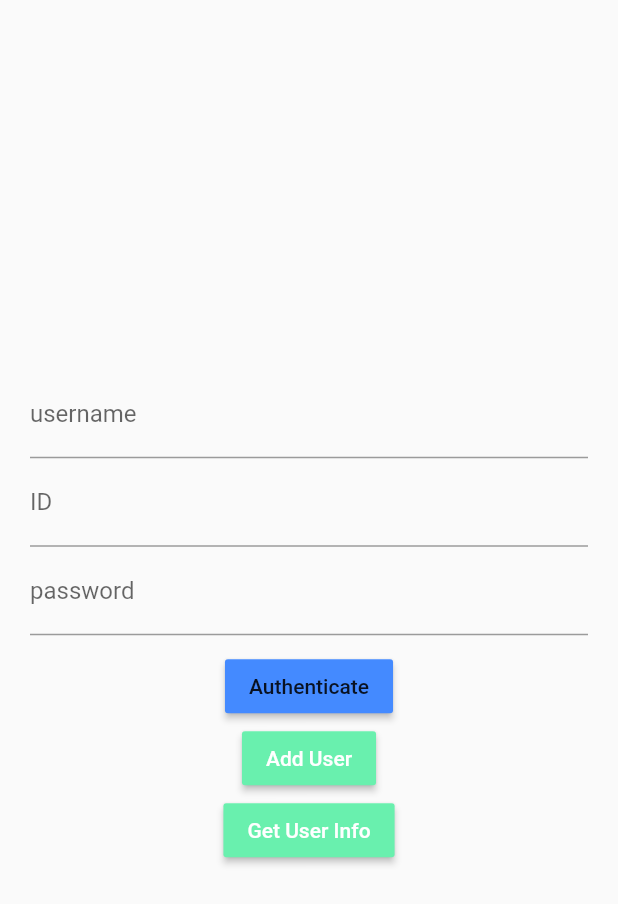
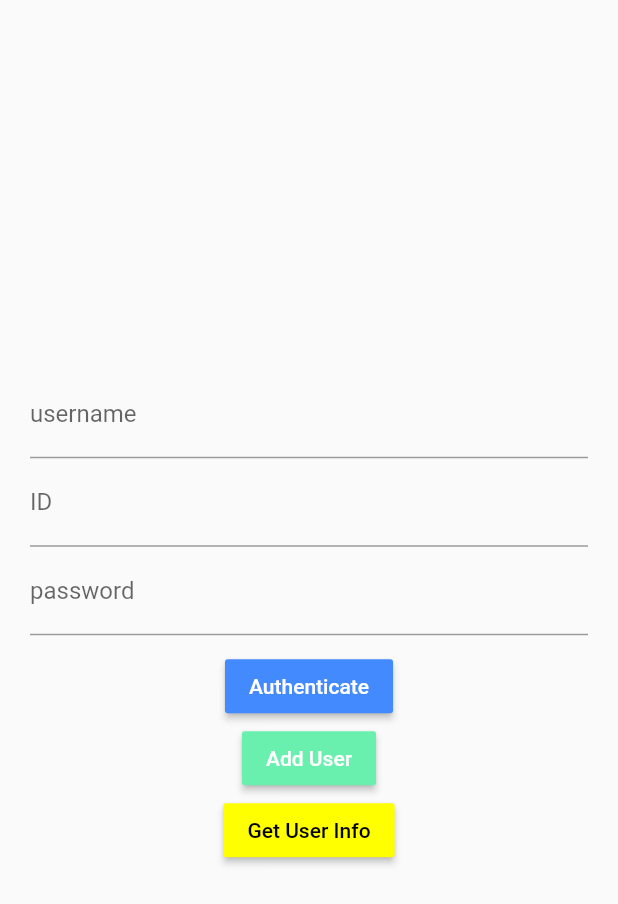
Before and after one commit to MetaDataRCOEM/FlutterMongoLogin-Beta, a Flutter app: the screen it shows after launch, on a phone screen of 412 x 824 dp. Shown: the top 904 px of the screen. Run offline on Flutter 3.47's test engine with Material 2 defaults, Android fonts, the light colour scheme and no system bars; our stand-ins replace dio, fluttertoast.

Commit message:
some code updates : master

```diff
--- a/lib/screens/authscreen.dart
+++ b/lib/screens/authscreen.dart
@@ -49,6 +49,11 @@ class _AuthScreenState extends State<AuthScreen> {
               height: 10.0,
             ),
             RaisedButton(
+              color: Colors.blueAccent,
+              child: const Text(
+                "Authenticate",
+                style: TextStyle(color: Colors.white),
+              ),
               onPressed: () {
                 // call authenticate endpoint
                 AuthService().auth(username, ID, password).then(
@@ -67,8 +72,6 @@ class _AuthScreenState extends State<AuthScreen> {
                   },
                 );
               },
-              child: Text("Authenticate"),
-              color: Colors.blueAccent,
             ),
             RaisedButton(
               color: Colors.greenAccent,
@@ -95,11 +98,11 @@ class _AuthScreenState extends State<AuthScreen> {
               },
             ),
             RaisedButton(
-              color: Colors.greenAccent,
+              color: Colors.yellowAccent,
               child: const Text(
                 "Get User Info",
                 style: TextStyle(
-                  color: Colors.white,
+                  color: Colors.black,
                 ),
               ),
               onPressed: () {
```
